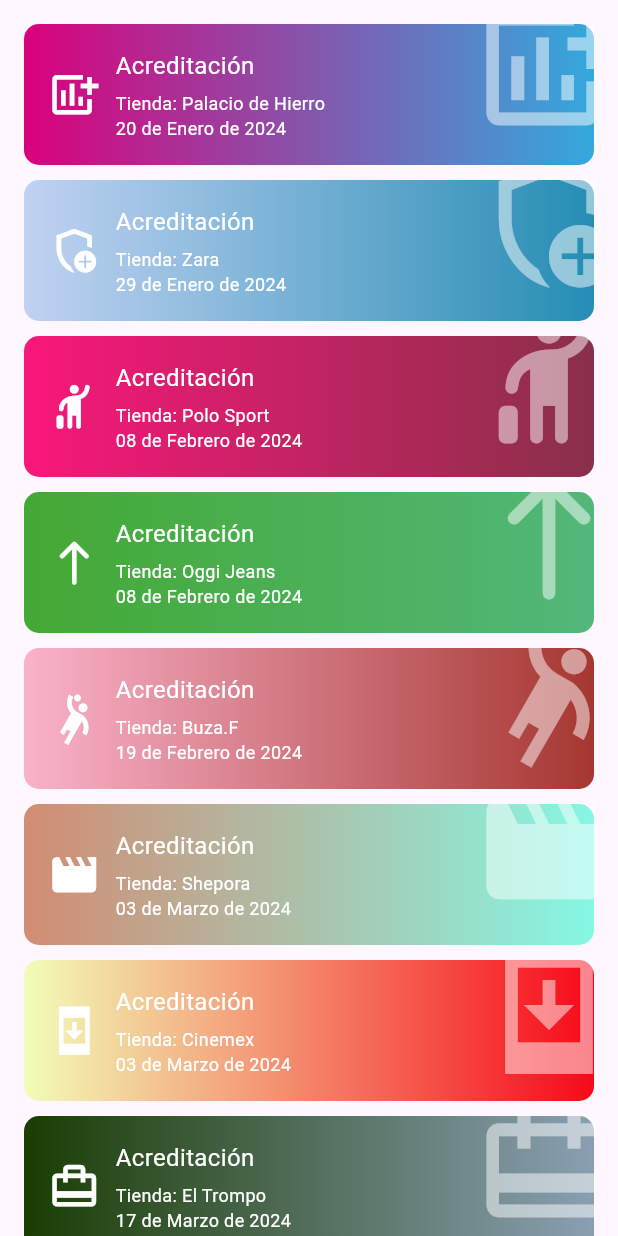
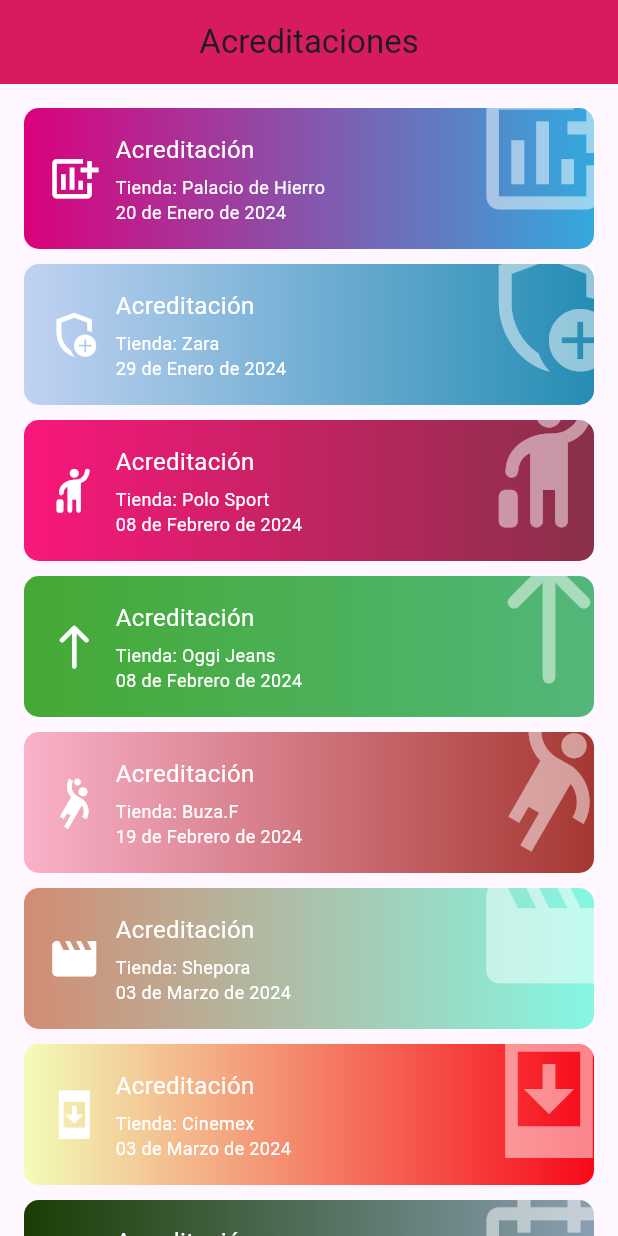
Before and after one commit to alexglzrys/flutter_slivers_list, a Flutter app: the screen it shows after launch, on a phone screen of 412 x 824 dp. Run offline on Flutter 3.47's test engine with Material 3 defaults, Android fonts, the light colour scheme and no system bars.

Commit message:
CustomScrollView y Slivers

```diff
--- a/lib/main.dart
+++ b/lib/main.dart
@@ -1,5 +1,6 @@
 import 'package:flutter/material.dart';
 import 'package:sliver_list_flutter_app/widgets/accreditation_list.dart';
+// import 'package:sliver_list_flutter_app/widgets/header.dart';
 //import 'package:sliver_list_flutter_app/widgets/header.dart';
 
 void main() => runApp(const SliverListApp());
@@ -12,7 +13,29 @@
     return MaterialApp(
       debugShowCheckedModeBanner: false,
       title: 'Sliver List App',
-      home: Scaffold(body: AccreditationList()),
+      home: Scaffold(
+        //body: AccreditationList()
+        // body: Header(),
+        body: CustomScrollView(
+          // Los Slivers nos permiten agrega desplazamientos elegantes en nuestra aplicación
+          // Una sliver es una porción de un área de desplazamiento que se puede definir para que se comporte de una manera especial que nos ayude a conseguir efectos de scroll personalizados
+          // Permite declarar elementos pegajosos o elásticos que se ocultan o se muestran a medida que hacemos scroll.
+
+          // Los Slivers se utilizan comúnmente dentro de un CustomScrollView para construir interfaces de usuario complejas que requieren diferentes tipos de contenido desplazable en una sola pantalla.
+          slivers: [
+            SliverAppBar(
+              title: const Text('Acreditaciones'),
+              backgroundColor: Colors.pink[600],
+              floating: true,
+              centerTitle: true,
+            ),
+            SliverPadding(
+              padding: const EdgeInsets.all(16),
+              sliver: AccreditationList(),
+            ),
+          ],
+        ),
+      ),
     );
   }
 }
--- a/lib/widgets/accreditation_list.dart
+++ b/lib/widgets/accreditation_list.dart
@@ -71,8 +71,12 @@
 
   @override
   Widget build(BuildContext context) {
-    return ListView.separated(
-        padding: const EdgeInsets.all(16),
+    // ListView.separated() se utiliza en el contexto de un ListView, que es un widget de desplazamiento lineal que muestra una lista de hijos.
+    // return ListView.separated(
+    // padding: const EdgeInsets.all(16),
+
+    // SliverList.separated() se utiliza en el contexto de un CustomScrollView con slivers.
+    return SliverList.separated(
       itemBuilder: (context, index) {
         // Recuperar la información de la acreditación actual
         final currentItem = accreditations[index];
@@ -86,6 +90,7 @@
       separatorBuilder: (context, index) {
         return const SizedBox(height: 10);
       },
-        itemCount: accreditations.length);
+      itemCount: accreditations.length,
+    );
   }
 }
```
Lines whose indentation alone changed are shown as unchanged.
